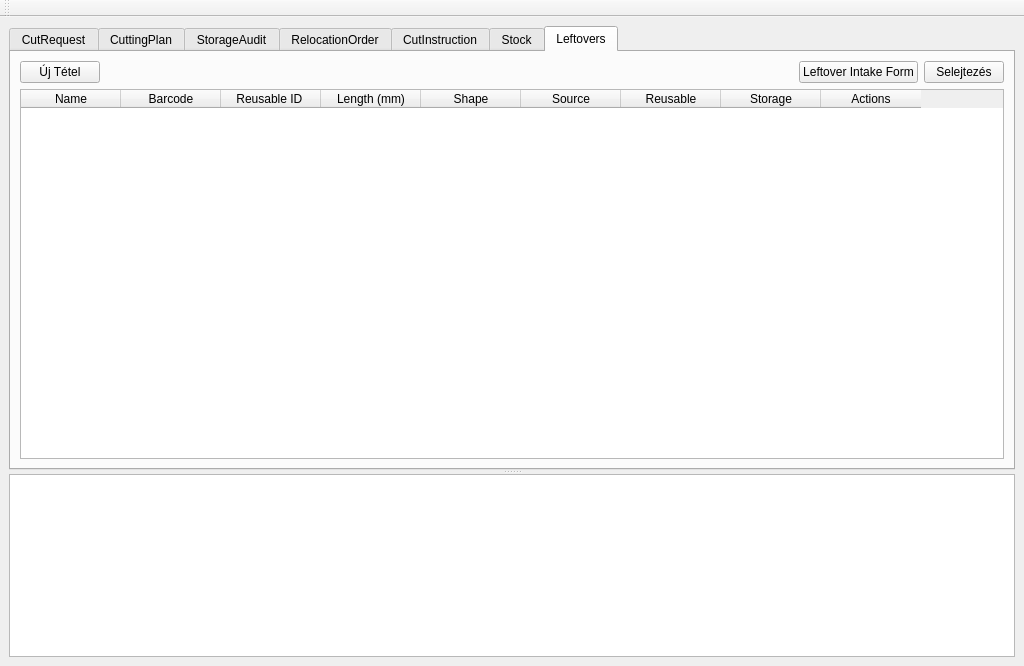
Old version of the form view/MainWindow.ui in the repository horvathzoltan/cutplannerpro.
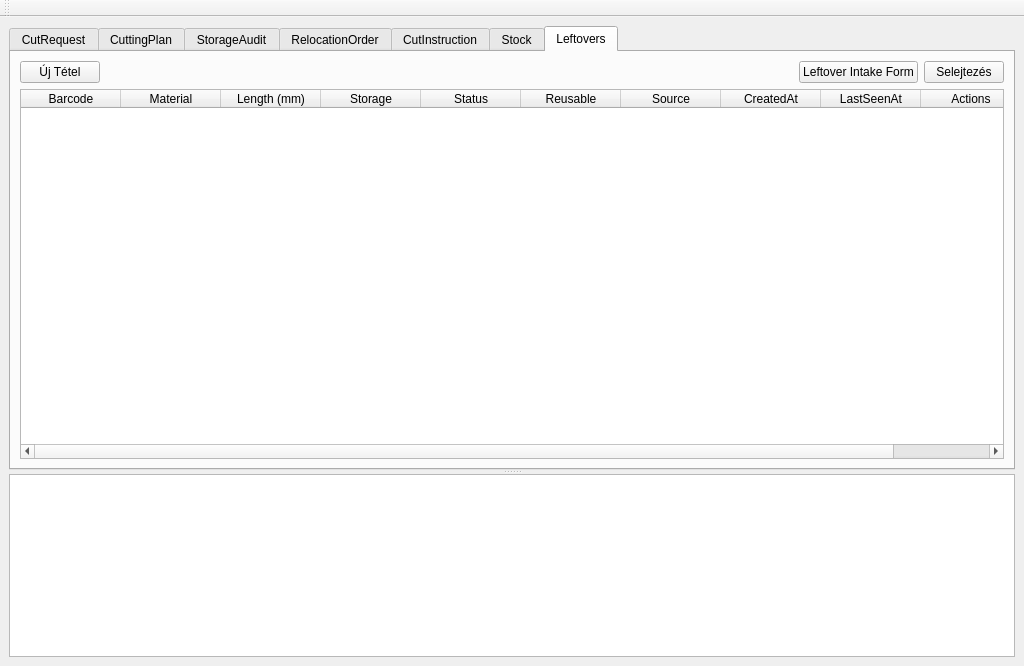
New version of the form. The open tabs and pages were chosen to show the change.

```diff
--- a/view/MainWindow.ui
+++ b/view/MainWindow.ui
@@ -754,11 +754,6 @@
             <property name="selectionBehavior">
              <enum>QAbstractItemView::SelectionBehavior::SelectRows</enum>
             </property>
-            <column>
-             <property name="text">
-              <string>Name</string>
-             </property>
-            </column>
             <column>
              <property name="text">
               <string>Barcode</string>
@@ -766,7 +761,7 @@
             </column>
             <column>
              <property name="text">
-              <string>Reusable ID	</string>
+              <string>Material</string>
              </property>
             </column>
             <column>
@@ -776,12 +771,12 @@
             </column>
             <column>
              <property name="text">
-              <string>Shape</string>
+              <string>Storage</string>
              </property>
             </column>
             <column>
              <property name="text">
-              <string>Source</string>
+              <string>Status</string>
              </property>
             </column>
             <column>
@@ -791,7 +786,17 @@
             </column>
             <column>
              <property name="text">
-              <string>Storage</string>
+              <string>Source</string>
+             </property>
+            </column>
+            <column>
+             <property name="text">
+              <string>CreatedAt</string>
+             </property>
+            </column>
+            <column>
+             <property name="text">
+              <string>LastSeenAt</string>
              </property>
             </column>
             <column>
```
Left out of the diff: 20 changed lines with no effect on the pictures.
